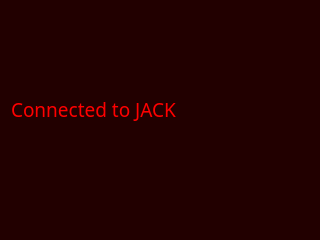
Before: the Qt Designer form ui/MainWindow.ui in morsik/MixConsole, drawn with Qt 5.
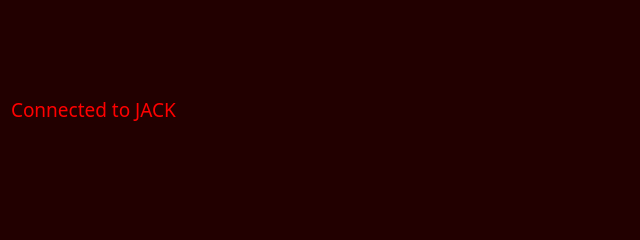
After: the same form once the commit is applied.

Commit message: Fixed space between meters when channel number have 2 digits

Diff of the .ui file:
```diff
--- a/ui/MainWindow.ui
+++ b/ui/MainWindow.ui
@@ -6,15 +6,9 @@
    <rect>
     <x>0</x>
     <y>0</y>
-    <width>320</width>
-    <height>240</height>
-   </rect>
-  </property>
-  <property name="maximumSize">
-   <size>
     <width>640</width>
     <height>240</height>
-   </size>
+   </rect>
   </property>
   <property name="windowTitle">
    <string>MixConsole</string>
```
Left out of the diff: 12 changed lines with no effect on the pictures. The commit also changes 1 other file.
